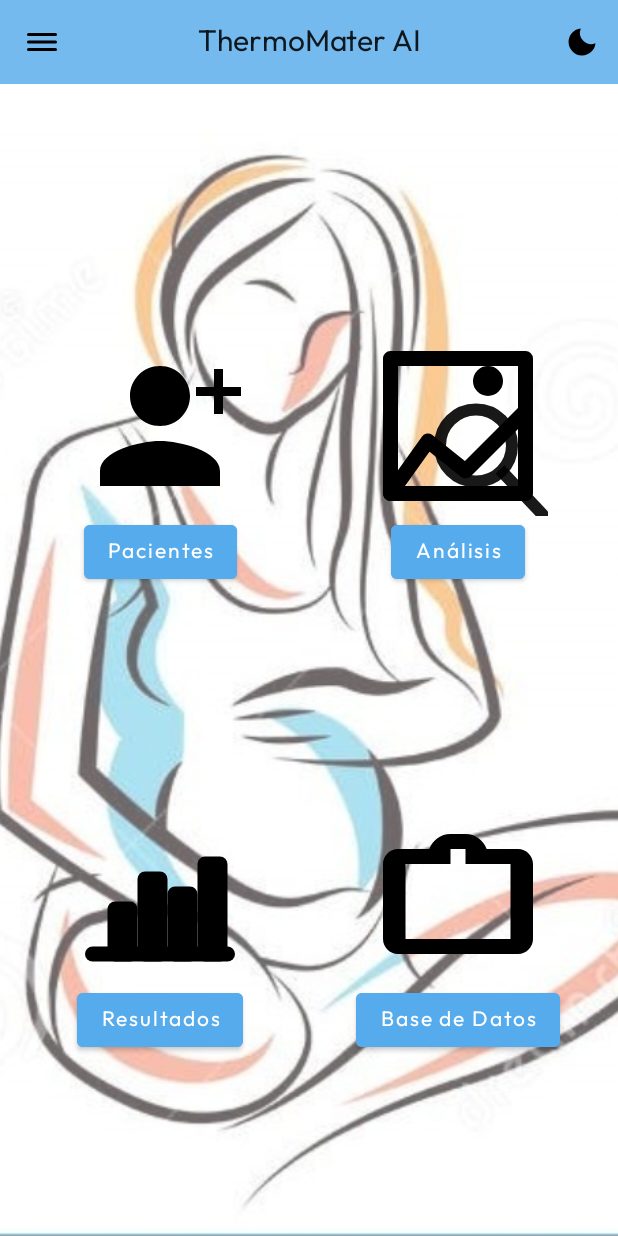
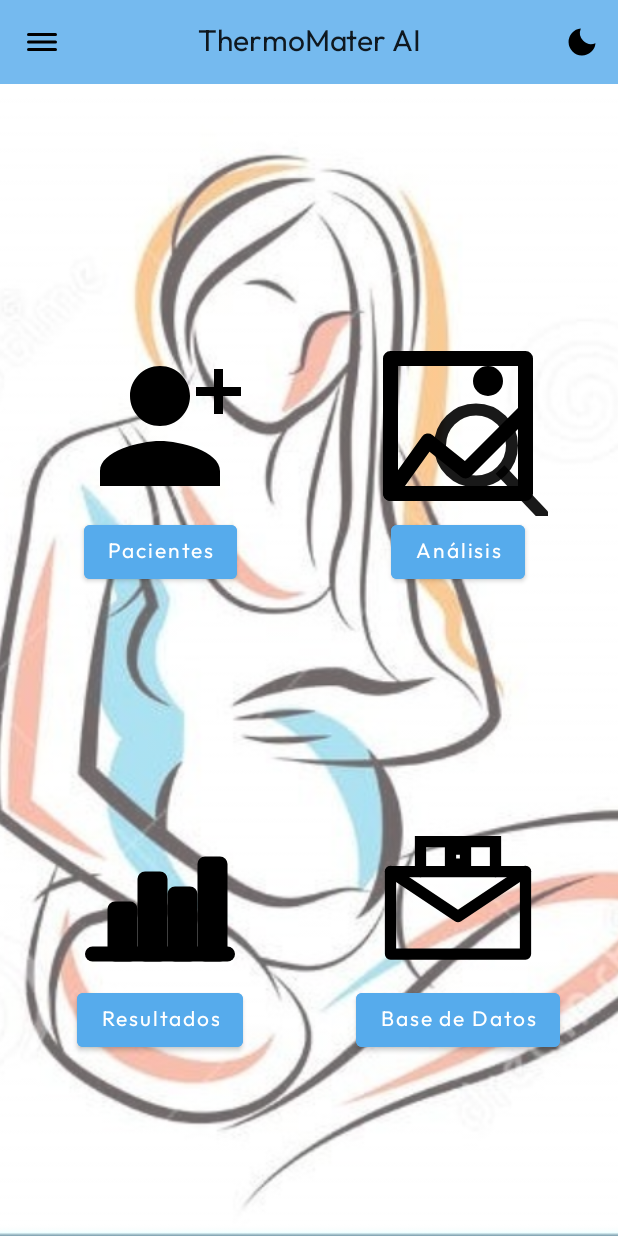
Before and after one commit to fcastanoe/App-Mamitas, an Android app: the layout activity_main.xml on its own in the app's theme, with its tools: preview values and no code run, on a phone screen of 412 x 824 dp. Run offline under Robolectric (Android 15) with nearby library versions, the light colour scheme and no system bars.

Commit message:
Visual improvement

```diff
--- a/app/src/main/res/drawable/ic_card_travel.xml
+++ b/app/src/main/res/drawable/ic_card_travel.xml
@@ -1,10 +1,41 @@
-<?xml version="1.0" encoding="utf-8"?>
 <vector xmlns:android="http://schemas.android.com/apk/res/android"
-    android:width="40dp"
-    android:height="40dp"
-    android:viewportWidth="24"
-    android:viewportHeight="24">
+    android:width="48dp"
+    android:height="48dp"
+    android:viewportWidth="48"
+    android:viewportHeight="48">
+
+    <!-- Cuerpo del maletín -->
     <path
-        android:fillColor="#000000"
-        android:pathData="M20 6h-4.18C15.4 4.84 14.3 4 13 4h-2c-1.3 0-2.4 0.84-2.82 2H4c-1.1 0-2 0.9-2 2v10c0 1.1 0.9 2 2 2h16c1.1 0 2-0.9 2-2V8c0-1.1-0.9-2-2-2zM11 6h2v2h-2V6zm8 12H5V8h14v10z"/>
+        android:strokeColor="#FF000000"
+        android:strokeWidth="3"
+        android:strokeLineJoin="round"
+        android:strokeLineCap="round"
+        android:fillColor="@android:color/transparent"
+        android:pathData="M6,18 H42 V40 H6 Z" />
+
+    <!-- Asa cuadrada -->
+    <path
+        android:strokeColor="#FF000000"
+        android:strokeWidth="3"
+        android:strokeLineJoin="miter"
+        android:strokeLineCap="round"
+        android:fillColor="@android:color/transparent"
+        android:pathData="M14,18 V10 H34 V18" />
+
+    <!-- Pliegue tipo sobre -->
+    <path
+        android:strokeColor="#FF000000"
+        android:strokeWidth="3"
+        android:strokeLineCap="round"
+        android:strokeLineJoin="round"
+        android:fillColor="@android:color/transparent"
+        android:pathData="M6,18 L24,30 L42,18" />
+
+    <!-- Evilla cuadrada dentro del asa -->
+    <path
+        android:strokeColor="#FF000000"
+        android:strokeWidth="3"
+        android:strokeLineJoin="miter"
+        android:fillColor="@android:color/transparent"
+        android:pathData="M22,12 H26 V16 H22 Z" />
 </vector>
```
Also changed, not shown: app/src/main/java/com/GCPDS/mamitas/MamitasAppActivity.kt (+38 -8 lines).
